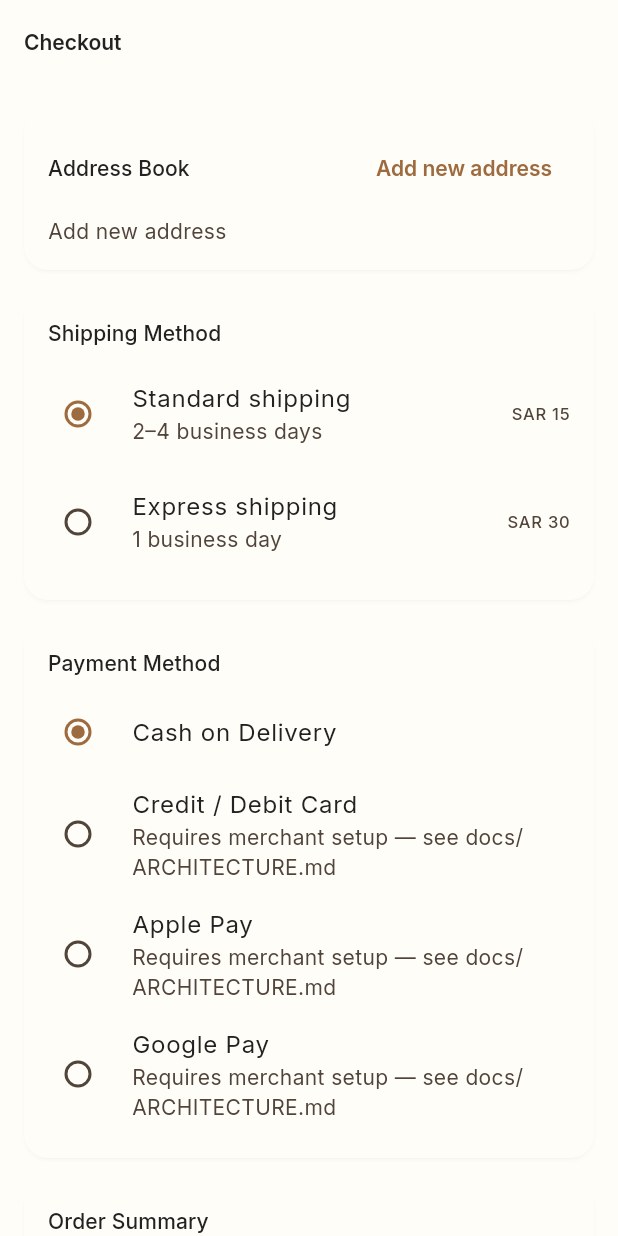
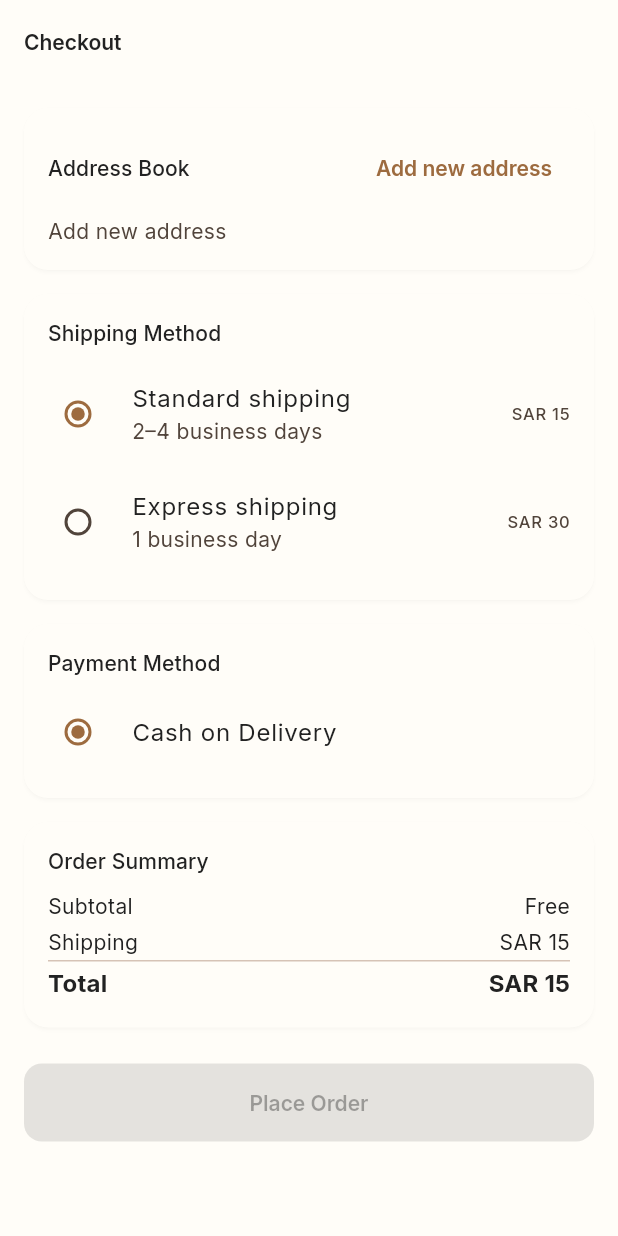
Before and after one commit to mohdsayeed1979/naqir, a Flutter app: the CheckoutScreen screen opened by its route, on a phone screen of 412 x 824 dp. Run offline on Flutter 3.47's test engine with Material 3 defaults, Android fonts, the phone set to English and light mode, and no system bars; our stand-ins replace cached_network_image, dio, firebase_core, firebase_messaging, flutter_local_notifications, flutter_riverpod and 14 more; accounts and stored records are empty; generated files the repository leaves out were written again.

Commit message:
fix(payment): remove card/Apple Pay/Google Pay from checkout for App Store review
Apple rejected the build under Guideline 2.1(a): the reviewer selected Apple
Pay / Card at checkout and hit a failure ("failed to load card payments or
Apple Pay"). Root cause: the checkout screen listed all PaymentMethodType
values as selectable, but Card/Apple Pay/Google Pay resolve to
UnconfiguredGateway, which always returns a failure (no payment SDK or
merchant account is wired in).

This release offers only genuinely working methods (Cash on Delivery). The
payment gateway abstraction, DI registrations and PaymentMethodType enum are
all preserved so a real gateway can be restored in a future release.

- checkout: render only _enabledPaymentMethods (Cash on Delivery)
- profile FAQ + support.html + terms.html: stop advertising cards/Apple Pay
  (also avoids Guideline 2.3.10 inaccurate-metadata risk)

No native Apple Pay capability existed (no entitlement/merchant ID/PassKit),
so no iOS capability changes were needed.

Co-Authored-By: Claude Opus 4.8 <noreply@anthropic.com>

```diff
--- a/lib/features/checkout/presentation/screens/checkout_screen.dart
+++ b/lib/features/checkout/presentation/screens/checkout_screen.dart
@@ -49,6 +49,19 @@ const _paymentLabels = {
   PaymentMethodType.applePay: 'Apple Pay',
   PaymentMethodType.googlePay: 'Google Pay',
 };
+
+// App Store review (2026): card payments, Apple Pay and Google Pay are
+// intentionally NOT offered in this release. They were previously shown as
+// selectable options backed by [UnconfiguredGateway], which always fails —
+// Apple's reviewer selected Apple Pay/Card and saw the failure
+// ("failed to load card payments or Apple Pay", Guideline 2.1(a)).
+//
+// Only genuinely working methods are listed here. The gateway abstraction,
+// DI registrations and PaymentMethodType enum are all preserved intact — to
+// re-enable a method later, wire in its real gateway (see
+// docs/ARCHITECTURE.md §8) and add it back to this list. Do NOT add a method
+// here until its gateway is fully functional and verified.
+const _enabledPaymentMethods = [PaymentMethodType.cashOnDelivery];
 
 class CheckoutScreen extends ConsumerStatefulWidget {
   const CheckoutScreen({super.key});
@@ -157,7 +170,7 @@ class _CheckoutScreenState extends ConsumerState<CheckoutScreen> {
           _SectionCard(
             title: l10n.checkoutPaymentMethod,
             child: Column(
-              children: PaymentMethodType.values
+              children: _enabledPaymentMethods
                   .map(
                     (method) => RadioListTile<PaymentMethodType>(
                       contentPadding: EdgeInsets.zero,
@@ -168,11 +181,6 @@ class _CheckoutScreenState extends ConsumerState<CheckoutScreen> {
                       onChanged: (value) =>
                           setState(() => _selectedPayment = value!),
                       title: Text(_paymentLabels[method]!),
-                      subtitle: method == PaymentMethodType.cashOnDelivery
-                          ? null
-                          : const Text(
-                              'Requires merchant setup — see docs/ARCHITECTURE.md',
-                            ),
                     ),
                   )
                   .toList(),
--- a/lib/features/profile/presentation/screens/static_content.dart
+++ b/lib/features/profile/presentation/screens/static_content.dart
@@ -88,8 +88,8 @@ const faqItems = <(String, String)>[
   ),
   (
     'What payment methods are accepted?',
-    'We support major credit/debit cards, Apple Pay, and local payment methods including Mada, '
-        'through our secure payment partners.',
+    'Orders are currently placed with Cash on Delivery within Saudi Arabia. For quotes or other '
+        'payment arrangements, reach out via Contact Us and our team will assist you.',
   ),
   (
     'Do you ship internationally?',
```
Also changed, not shown: 2 other files.
